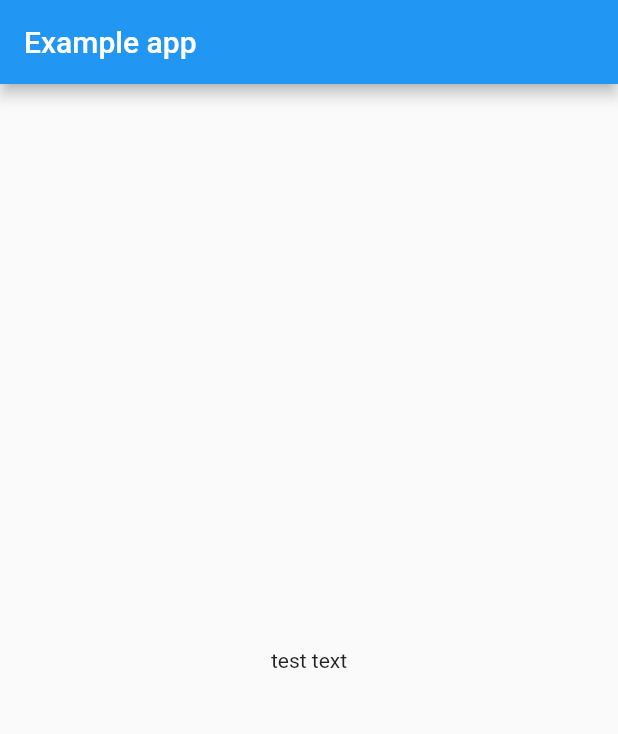
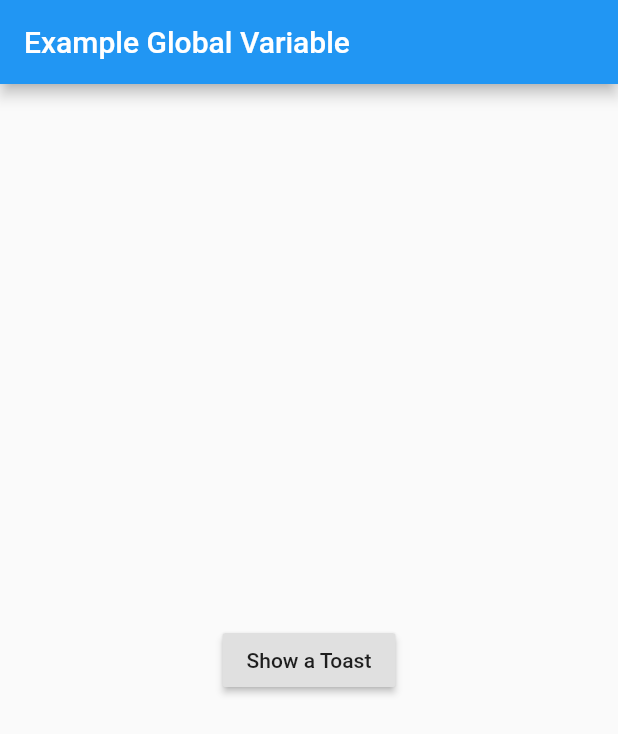
Before and after one commit to m-Skolnick/flutter_by_example, a Flutter app: the screen it shows after launch, on a phone screen of 412 x 824 dp. Shown: the top 734 px of the screen. Run offline on Flutter 3.47's test engine with Material 2 defaults, Android fonts, the phone set to English and light mode, and no system bars.

Commit message:
add GlobalClass

```diff
--- a/lib/main.dart
+++ b/lib/main.dart
@@ -1,66 +1,49 @@
-import 'dart:async';
-
 import 'package:flutter/material.dart';
 
 void main() => runApp(MyApp());
 
 class MyApp extends StatelessWidget {
-  // This widget is the root of your application.
   @override
   Widget build(BuildContext context) {
     return MaterialApp(
-      home: MyHomePage(),
-    );
-  }
-}
-
-class MyHomePage extends StatefulWidget {
-  MyHomePage({Key key}) : super(key: key);
-
-  @override
-  _MyHomePageState createState() => _MyHomePageState();
-}
-
-class _MyHomePageState extends State<MyHomePage> {
-  //   String _connectionStatus = 'Unknown';
-  // final Connectivity _connectivity = Connectivity();
-  // StreamSubscription<ConnectivityResult> _connectivitySubscription;
-
-  @override
-  void initState() {
-    super.initState();
-    // _connectivitySubscription =
-    //     _connectivity.onConnectivityChanged.listen(_updateConnectionStatus);
-  }
-
-  @override
-  Widget build(BuildContext context) {
-    GlobalClass();
-    return Scaffold(
-      appBar: AppBar(
-        title: Text("Example app"),
-      ),
-      body: Center(
-        child: Text("test text"),
+      home: Scaffold(
+        appBar: AppBar(
+          title: Text("Example Global Variable"),
+        ),
+        body: SomePage(),
       ),
     );
   }
 }
 
+class SomePage extends StatelessWidget {
+  @override
+  Widget build(BuildContext context) {
+    //Here is where your page context is stored in the global class.
+    GlobalClass.shared.context = context;
+    return Center(
+      child: RaisedButton(
+        child: Text("Show a Toast"),
+        onPressed: () {
+          _showToast();
+        },
+      ),
+    );
+  }
+}
+
+_showToast() {
+  Scaffold.of(GlobalClass.shared.context).showSnackBar(SnackBar(
+    content: Text("Here is your toast"),
+  ));
+}
+
 class GlobalClass {
-  // Singleton for global auth access
+  // Singleton for global MaterialApp context access
   static final GlobalClass _singleton = GlobalClass._internal();
   GlobalClass._internal();
   factory GlobalClass() => _singleton;
   static GlobalClass get shared => _singleton;
 
-  var globalDataStream = StreamController<String>.broadcast();
-
-  broadcast(String newString) {
-    globalDataStream.sink.add(newString);
-  }
-
-  void dispose() {
-    globalDataStream.close();
-  }
+  BuildContext context;
 }
```
